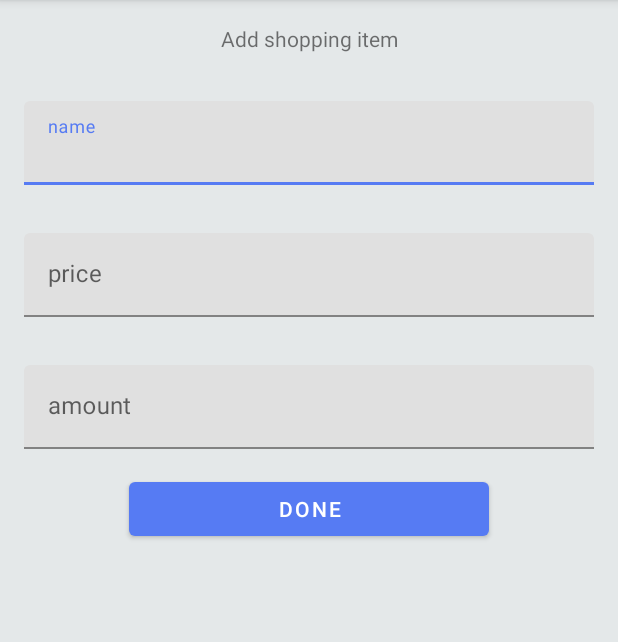
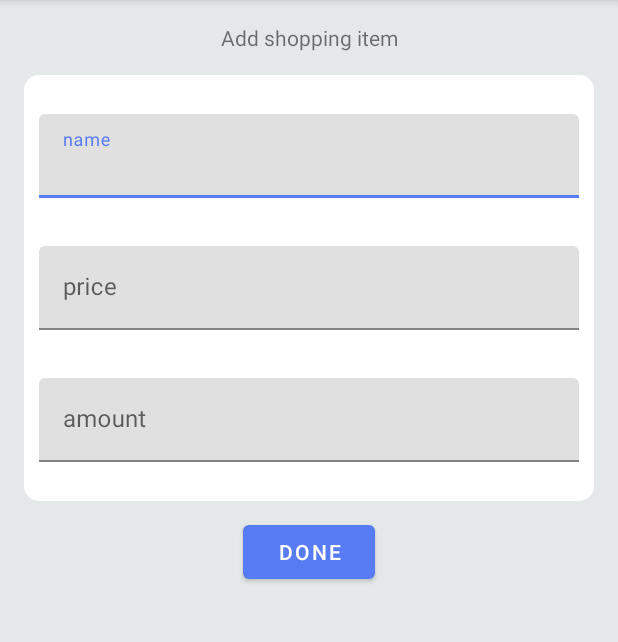
Before and after one commit to Sverda/Android-Shopping-List, an Android app: the AddShoppingItemActivity screen opened directly, with no data from a screen before it, on a phone screen of 412 x 824 dp, the part 84-726 px from its top. Run offline under Robolectric (Android 15) with nearby library versions, the phone set to English and light mode, and no system bars.

Commit message:
Add item view redesign

```diff
--- a/app/src/main/java/com/s24083/shoppinglist/addShoppingItem/AddShoppingItemActivity.kt
+++ b/app/src/main/java/com/s24083/shoppinglist/addShoppingItem/AddShoppingItemActivity.kt
@@ -6,6 +6,7 @@ import androidx.appcompat.app.AppCompatActivity
 import android.os.Bundle
 import android.widget.Button
 import androidx.activity.viewModels
+import com.google.android.material.button.MaterialButton
 import com.google.android.material.textfield.TextInputEditText
 import com.s24083.shoppinglist.R
 
@@ -27,7 +28,7 @@ class AddShoppingItemActivity : AppCompatActivity() {
         super.onCreate(savedInstanceState)
         setContentView(R.layout.activity_add_shopping_item)
 
-        findViewById<Button>(R.id.done_button).setOnClickListener {
+        findViewById<MaterialButton>(R.id.done_button).setOnClickListener {
             addShoppingItem()
         }
         addItemName = findViewById(R.id.add_item_name)
--- a/app/src/main/res/layout/activity_add_shopping_item.xml
+++ b/app/src/main/res/layout/activity_add_shopping_item.xml
@@ -1,9 +1,9 @@
 <?xml version="1.0" encoding="utf-8"?>
 <LinearLayout xmlns:android="http://schemas.android.com/apk/res/android"
-    xmlns:app="http://schemas.android.com/apk/res-auto"
     xmlns:tools="http://schemas.android.com/tools"
     android:layout_width="match_parent"
     android:layout_height="match_parent"
+    xmlns:app="http://schemas.android.com/apk/res-auto"
     tools:context=".addShoppingItem.AddShoppingItemActivity"
     android:background="@color/light_gray"
     android:orientation="vertical"
@@ -14,10 +14,16 @@
         android:id="@+id/textView"
         android:layout_width="match_parent"
         android:layout_height="wrap_content"
-        android:paddingTop="16dp"
-        android:paddingBottom="16dp"
+        android:padding="15dp"
         android:text="Add shopping item"
         android:textAlignment="center" />
+
+    <LinearLayout
+        android:layout_width="match_parent"
+        android:layout_height="wrap_content"
+        android:orientation="vertical"
+        android:background="@drawable/round_outline"
+        android:padding="10dp">
 
         <com.google.android.material.textfield.TextInputLayout
             android:layout_width="match_parent"
@@ -65,11 +71,19 @@
                 android:inputType="number"/>
 
         </com.google.android.material.textfield.TextInputLayout>
+    </LinearLayout>
 
-    <Button
+    <LinearLayout
+        android:layout_width="match_parent"
+        android:layout_height="wrap_content"
+        android:orientation="horizontal"
+        android:gravity="center"
+        android:layout_margin="10dp">
+        <com.google.android.material.button.MaterialButton
             android:id="@+id/done_button"
-        android:layout_width="240dp"
+            android:layout_width="wrap_content"
             android:layout_height="wrap_content"
             android:layout_gravity="center"
             android:text="Done" />
     </LinearLayout>
+</LinearLayout>
```
Lines whose indentation alone changed are shown as unchanged.
